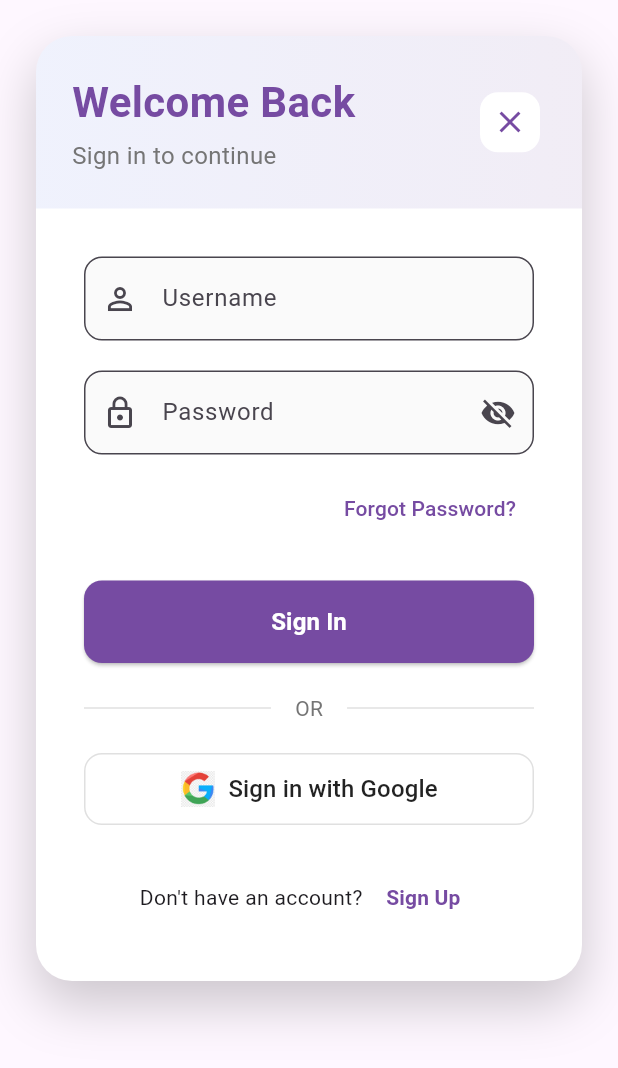
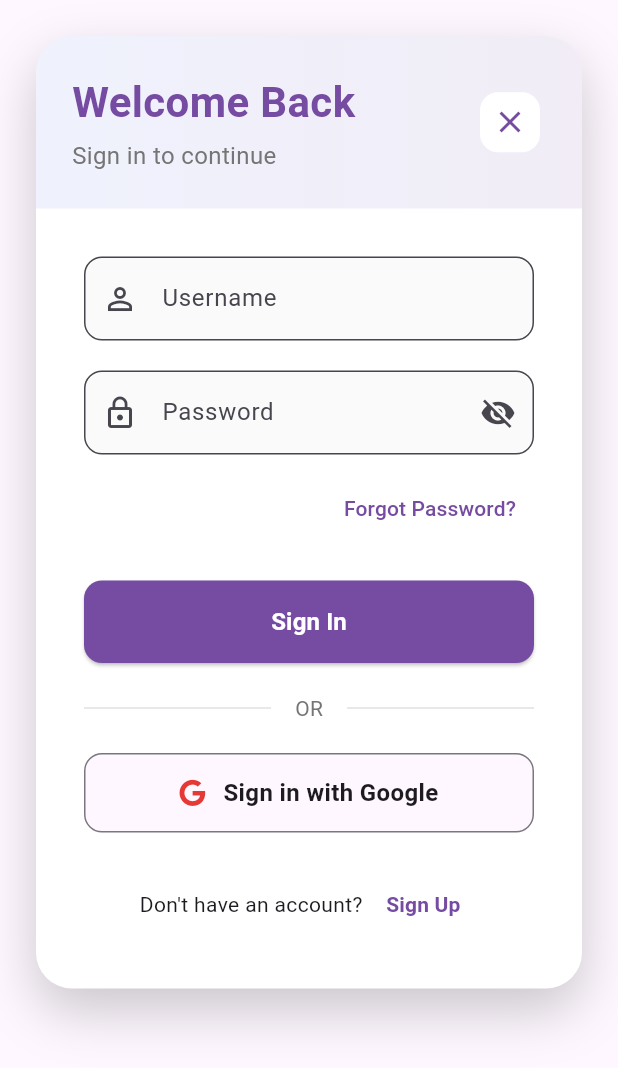
Before and after one commit to Wild266/josep, a Flutter app: the LoginCard widget shown alone on an empty page, opened directly with empty values, on a phone screen of 412 x 824 dp. Shown: the top 1068 px of the screen. Run offline on Flutter 3.47's test engine with Material 3 defaults, Android fonts, the light colour scheme and no system bars; our stand-ins replace font_awesome_flutter, google_sign_in.

Commit message:
adding card

```diff
--- /dev/null
+++ b/Frontend/lib/ui/common/google_auth_button.dart
@@ -0,0 +1,85 @@
+import 'package:flutter/material.dart';
+import 'package:font_awesome_flutter/font_awesome_flutter.dart';
+
+class GoogleAuthButton extends StatefulWidget {
+  const GoogleAuthButton({
+    Key? key,
+    required this.text, // “Sign in with Google”, “Sign up …”
+    required this.onPressed,
+    this.fullWidth = true,
+  }) : super(key: key);
+
+  final String text;
+  final VoidCallback onPressed;
+  final bool fullWidth;
+
+  @override
+  State<GoogleAuthButton> createState() => _GoogleAuthButtonState();
+}
+
+class _GoogleAuthButtonState extends State<GoogleAuthButton>
+    with SingleTickerProviderStateMixin {
+  bool _isHovered = false;
+  bool _isPressed = false;
+
+  @override
+  Widget build(BuildContext context) {
+    final bgColor = Theme.of(context).colorScheme.surface;
+    final border = Theme.of(context).dividerColor;
+
+    return MouseRegion(
+      onEnter: (_) => setState(() => _isHovered = true),
+      onExit: (_) => setState(() => _isHovered = false),
+      child: GestureDetector(
+        onTapDown: (_) => setState(() => _isPressed = true),
+        onTapUp: (_) => setState(() => _isPressed = false),
+        onTapCancel: () => setState(() => _isPressed = false),
+        onTap: widget.onPressed,
+        child: AnimatedContainer(
+          duration: const Duration(milliseconds: 140),
+          curve: Curves.easeOut,
+          width: widget.fullWidth ? double.infinity : null,
+          padding: const EdgeInsets.symmetric(vertical: 14, horizontal: 20),
+          decoration: BoxDecoration(
+            color: bgColor,
+            borderRadius: BorderRadius.circular(12),
+            border: Border.all(color: border),
+            boxShadow: _isHovered
+                ? [
+                    BoxShadow(
+                      color: Colors.black.withOpacity(0.05),
+                      blurRadius: 8,
+                      offset: const Offset(0, 6),
+                    ),
+                  ]
+                : null,
+          ),
+          transform: Matrix4.identity()..scale(_isPressed ? 0.96 : 1.0),
+          child: Row(
+            mainAxisAlignment: MainAxisAlignment.center,
+            mainAxisSize: MainAxisSize.min,
+            children: [
+              FaIcon(
+                FontAwesomeIcons.google,
+                color: Colors.red.shade600,
+                size: 18,
+              ),
+              const SizedBox(width: 12),
+              Flexible(
+                child: Text(
+                  widget.text,
+                  overflow: TextOverflow.ellipsis,
+                  style: TextStyle(
+                    fontSize: 16,
+                    fontWeight: FontWeight.w600,
+                    color: Theme.of(context).colorScheme.onSurface,
+                  ),
+                ),
+              ),
+            ],
+          ),
+        ),
+      ),
+    );
+  }
+}
--- a/Frontend/lib/ui/home/auth/login_card.dart
+++ b/Frontend/lib/ui/home/auth/login_card.dart
@@ -1,5 +1,6 @@
 import 'package:flutter/material.dart';
 import 'package:google_sign_in/google_sign_in.dart';
+import '../../common/google_auth_button.dart';
 
 /// Authentication card shown inside the modal when the user chooses “Log in”.
 ///
@@ -158,25 +159,9 @@ class _LoginCardState extends State<LoginCard> {
                 const SizedBox(height: 20),
 
                 // Google sign-in
-                OutlinedButton.icon(
-                  icon: Image.asset(
-                    'assets/googlelogo.png',
-                    height: 24,
-                    width: 24,
-                  ),
-                  label: const Text(
-                    'Sign in with Google',
-                    style: TextStyle(fontSize: 16),
-                  ),
+                GoogleAuthButton(
+                  text: 'Sign in with Google',
                   onPressed: _handleGoogleSignIn,
-                  style: OutlinedButton.styleFrom(
-                    foregroundColor: Colors.black87,
-                    side: BorderSide(color: Colors.grey[300]!),
-                    padding: const EdgeInsets.symmetric(vertical: 12),
-                    shape: RoundedRectangleBorder(
-                      borderRadius: BorderRadius.circular(12),
-                    ),
-                  ),
                 ),
                 const SizedBox(height: 24),
 
--- a/Frontend/pubspec.yaml
+++ b/Frontend/pubspec.yaml
@@ -35,6 +35,7 @@ dependencies:
   # The following adds the Cupertino Icons font to your application.
   # Use with the CupertinoIcons class for iOS style icons.
   cupertino_icons: ^1.0.8
+  font_awesome_flutter: ^10.8.0
 
 dev_dependencies:
   flutter_test:
```
Also changed, not shown: Frontend/pubspec.lock.
